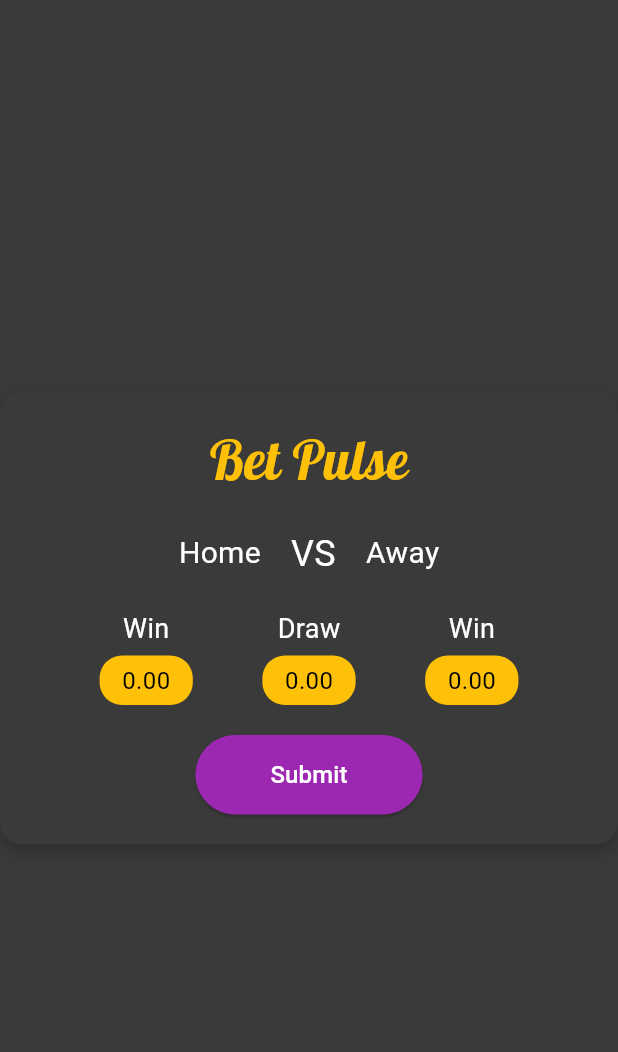
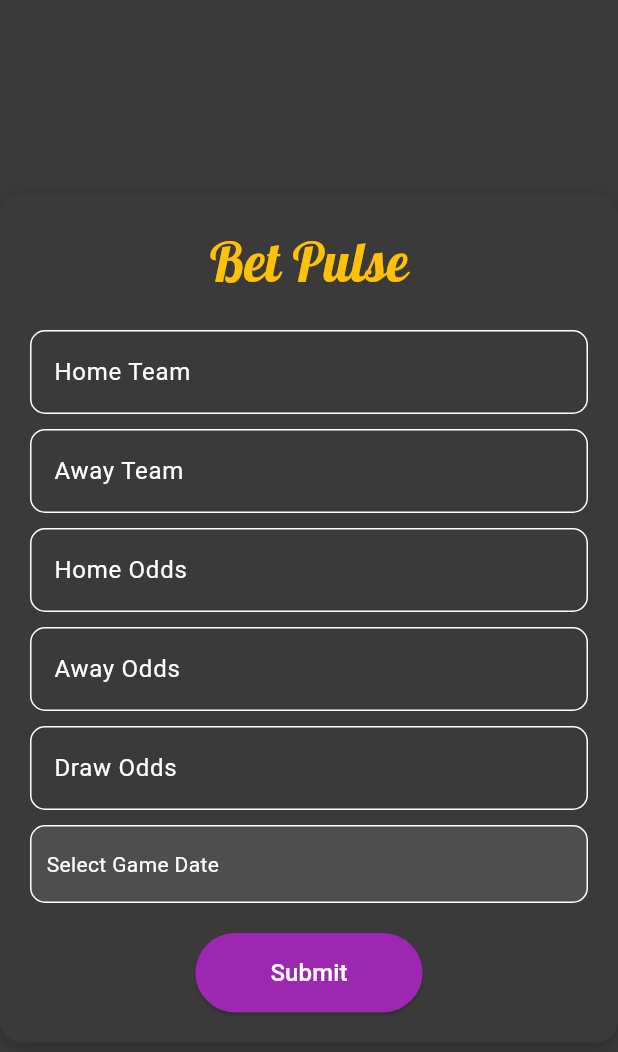
Before and after one commit to munenecarl/bet_plus_web_app, a Flutter app: the BetBookingPage screen opened by its route, after a tap on "Submit", on a phone screen of 412 x 824 dp. Shown: the top 1052 px of the screen. Run offline on Flutter 3.47's test engine with Material 3 defaults, Android fonts, the phone set to English and light mode, and no system bars; our stand-ins replace get, google_fonts.

Commit message:
model base

```diff
--- a/lib/pages/bet_booking_page.dart
+++ /dev/null
@@ -1,129 +0,0 @@
-import 'package:flutter/material.dart';
-import 'package:google_fonts/google_fonts.dart';
-
-class BetBookingPage extends StatelessWidget {
-  const BetBookingPage({super.key});
-
-  @override
-  Widget build(BuildContext context) {
-    return Scaffold(
-      body: Center(
-        child: Container(
-          width: 600,
-          padding: const EdgeInsets.all(20),
-          decoration: BoxDecoration(
-            color: const Color(0xFF3A3A3A),
-            borderRadius: BorderRadius.circular(15),
-            boxShadow: const [
-              BoxShadow(
-                color: Colors.black26,
-                blurRadius: 10,
-                offset: Offset(0, 4),
-              ),
-            ],
-          ),
-          child: Column(
-            mainAxisSize: MainAxisSize.min,
-            children: [
-              Text(
-                'Bet Pulse',
-                style: GoogleFonts.lobster(
-                  fontSize: 36,
-                  color: const Color(0xFFFFC107),
-                ),
-              ),
-              const SizedBox(height: 20),
-              Row(
-                mainAxisAlignment: MainAxisAlignment.center,
-                children: [
-                  _buildColumn('Home'),
-                  const SizedBox(width: 20),
-                  const Text(
-                    'VS',
-                    style: TextStyle(
-                      fontSize: 24,
-                      color: Colors.white,
-                    ),
-                  ),
-                  const SizedBox(width: 20),
-                  _buildColumn('Away'),
-                ],
-              ),
-              const SizedBox(height: 20),
-              Row(
-                mainAxisAlignment: MainAxisAlignment.spaceEvenly,
-                children: [
-                  _buildBetOption('Win', '0.00'),
-                  _buildBetOption('Draw', '0.00'),
-                  _buildBetOption('Win', '0.00'),
-                ],
-              ),
-              const SizedBox(height: 20),
-              ElevatedButton(
-                onPressed: () {},
-                style: ButtonStyle(
-                  backgroundColor: WidgetStateProperty.all<Color>(
-                      const Color(0xFF9C27B0)), // Purple color
-                  padding: WidgetStateProperty.all<EdgeInsets>(
-                      const EdgeInsets.symmetric(horizontal: 50, vertical: 15)),
-                  shape: WidgetStateProperty.all<RoundedRectangleBorder>(
-                    RoundedRectangleBorder(
-                      borderRadius: BorderRadius.circular(30),
-                    ),
-                  ),
-                ),
-                child: const Text(
-                  'Submit',
-                  style: TextStyle(fontSize: 16, color: Colors.white),
-                ),
-              ),
-            ],
-          ),
-        ),
-      ),
-    );
-  }
-
-  Widget _buildColumn(String title) {
-    return Column(
-      children: [
-        Text(
-          title,
-          style: const TextStyle(
-            fontSize: 20,
-            color: Colors.white,
-          ),
-        ),
-      ],
-    );
-  }
-
-  Widget _buildBetOption(String label, String value) {
-    return Column(
-      children: [
-        Text(
-          label,
-          style: const TextStyle(
-            fontSize: 18,
-            color: Colors.white,
-          ),
-        ),
-        const SizedBox(height: 5),
-        Container(
-          padding: const EdgeInsets.symmetric(horizontal: 15, vertical: 5),
-          decoration: BoxDecoration(
-            color: const Color(0xFFFFC107), // Amber color
-            borderRadius: BorderRadius.circular(15),
-          ),
-          child: Text(
-            value,
-            style: const TextStyle(
-              fontSize: 16,
-              color: Colors.black,
-            ),
-          ),
-        ),
-      ],
-    );
-  }
-}
--- a/lib/utils/routes.dart
+++ b/lib/utils/routes.dart
@@ -1,6 +1,6 @@
-import 'package:bet_plus_web_app/pages/bet_booking_page.dart';
-import 'package:bet_plus_web_app/pages/login.dart';
-import 'package:bet_plus_web_app/pages/signup.dart';
+import 'package:bet_plus_web_app/views/bet_booking_page.dart';
+import 'package:bet_plus_web_app/views/login.dart';
+import 'package:bet_plus_web_app/views/signup.dart';
 import 'package:get/get.dart';
 
 class Routes {
--- /dev/null
+++ b/lib/views/bet_booking_page.dart
@@ -0,0 +1,154 @@
+import 'package:flutter/material.dart';
+import 'package:google_fonts/google_fonts.dart';
+
+class BetBookingPage extends StatefulWidget {
+  const BetBookingPage({super.key});
+
+  @override
+  _BetBookingPageState createState() => _BetBookingPageState();
+}
+
+class _BetBookingPageState extends State<BetBookingPage> {
+  final TextEditingController _homeController = TextEditingController();
+  final TextEditingController _awayController = TextEditingController();
+  final TextEditingController _homeOddsController = TextEditingController();
+  final TextEditingController _awayOddsController = TextEditingController();
+  final TextEditingController _drawOddsController = TextEditingController();
+  DateTime? _selectedDate;
+
+  Future<void> _selectDate(BuildContext context) async {
+    final DateTime? picked = await showDatePicker(
+      context: context,
+      initialDate: DateTime.now(),
+      firstDate: DateTime(2020),
+      lastDate: DateTime(2101),
+    );
+    if (picked != null && picked != _selectedDate) {
+      setState(() {
+        _selectedDate = picked;
+      });
+    }
+  }
+
+  void _submitData() {
+    if (_selectedDate == null) return;
+
+    final String home = _homeController.text;
+    final String away = _awayController.text;
+    final String homeOdds = _homeOddsController.text;
+    final String awayOdds = _awayOddsController.text;
+    final String drawOdds = _drawOddsController.text;
+    final String gameDate = "${_selectedDate!.toLocal()}".split(' ')[0];
+
+    final Map<String, String> data = {
+      "home": home,
+      "away": away,
+      "home_odds": homeOdds,
+      "away_odds": awayOdds,
+      "draw_odds": drawOdds,
+      "game_date": gameDate
+    };
+
+    print(data); // Replace with your HTTP POST request logic
+  }
+
+  @override
+  Widget build(BuildContext context) {
+    return Scaffold(
+      body: Center(
+        child: Container(
+          width: 600,
+          padding: const EdgeInsets.all(20),
+          decoration: BoxDecoration(
+            color: const Color(0xFF3A3A3A),
+            borderRadius: BorderRadius.circular(15),
+            boxShadow: const [
+              BoxShadow(
+                color: Colors.black26,
+                blurRadius: 10,
+                offset: Offset(0, 4),
+              ),
+            ],
+          ),
+          child: Column(
+            mainAxisSize: MainAxisSize.min,
+            children: [
+              Text(
+                'Bet Pulse',
+                style: GoogleFonts.lobster(
+                  fontSize: 36,
+                  color: const Color(0xFFFFC107),
+                ),
+              ),
+              const SizedBox(height: 20),
+              _buildTextField(_homeController, 'Home Team'),
+              const SizedBox(height: 10),
+              _buildTextField(_awayController, 'Away Team'),
+              const SizedBox(height: 10),
+              _buildTextField(_homeOddsController, 'Home Odds'),
+              const SizedBox(height: 10),
+              _buildTextField(_awayOddsController, 'Away Odds'),
+              const SizedBox(height: 10),
+              _buildTextField(_drawOddsController, 'Draw Odds'),
+              const SizedBox(height: 10),
+              GestureDetector(
+                onTap: () => _selectDate(context),
+                child: Container(
+                  width: double.infinity,
+                  padding:
+                      const EdgeInsets.symmetric(vertical: 15, horizontal: 10),
+                  decoration: BoxDecoration(
+                    color: Colors.white.withOpacity(0.1),
+                    borderRadius: BorderRadius.circular(10),
+                    border: Border.all(color: Colors.white),
+                  ),
+                  child: Text(
+                    _selectedDate == null
+                        ? 'Select Game Date'
+                        : "${_selectedDate!.toLocal()}".split(' ')[0],
+                    style: const TextStyle(color: Colors.white),
+                  ),
+                ),
+              ),
+              const SizedBox(height: 20),
+              ElevatedButton(
+                onPressed: _submitData,
+                style: ElevatedButton.styleFrom(
+                  backgroundColor: const Color(0xFF9C27B0), // Purple color
+                  padding:
+                      const EdgeInsets.symmetric(horizontal: 50, vertical: 15),
+                  shape: RoundedRectangleBorder(
+                    borderRadius: BorderRadius.circular(30),
+                  ),
+                ),
+                child: const Text(
+                  'Submit',
+                  style: TextStyle(fontSize: 16, color: Colors.white),
+                ),
+              ),
+            ],
+          ),
+        ),
+      ),
+    );
+  }
+
+  Widget _buildTextField(TextEditingController controller, String label) {
+    return TextField(
+      controller: controller,
+      style: const TextStyle(color: Colors.white),
+      decoration: InputDecoration(
+        labelText: label,
+        labelStyle: const TextStyle(color: Colors.white),
+        enabledBorder: OutlineInputBorder(
+          borderSide: const BorderSide(color: Colors.white),
+          borderRadius: BorderRadius.circular(10),
+        ),
+        focusedBorder: OutlineInputBorder(
+          borderSide: const BorderSide(color: Color(0xFFFFC107)),
+          borderRadius: BorderRadius.circular(10),
+        ),
+      ),
+    );
+  }
+}
--- a/lib/pages/login.dart
+++ b/lib/views/login.dart
@@ -1,4 +1,5 @@
 import 'package:flutter/material.dart';
+import 'package:get/get.dart';
 import 'package:google_fonts/google_fonts.dart';
 
 import 'signup.dart';
@@ -40,7 +41,9 @@ class LoginPage extends StatelessWidget {
               _buildTextField('Password', true),
               const SizedBox(height: 20),
               ElevatedButton(
-                onPressed: () {},
+                onPressed: () {
+                  Get.toNamed('/chat');
+                },
                 style: ButtonStyle(
                   backgroundColor: WidgetStateProperty.all<Color>(
                       const Color(0xFF9C27B0)), // Purple color
```
Also changed, not shown: lib/views/signup.dart (renamed from lib/pages/signup.dart), 1 other file.
